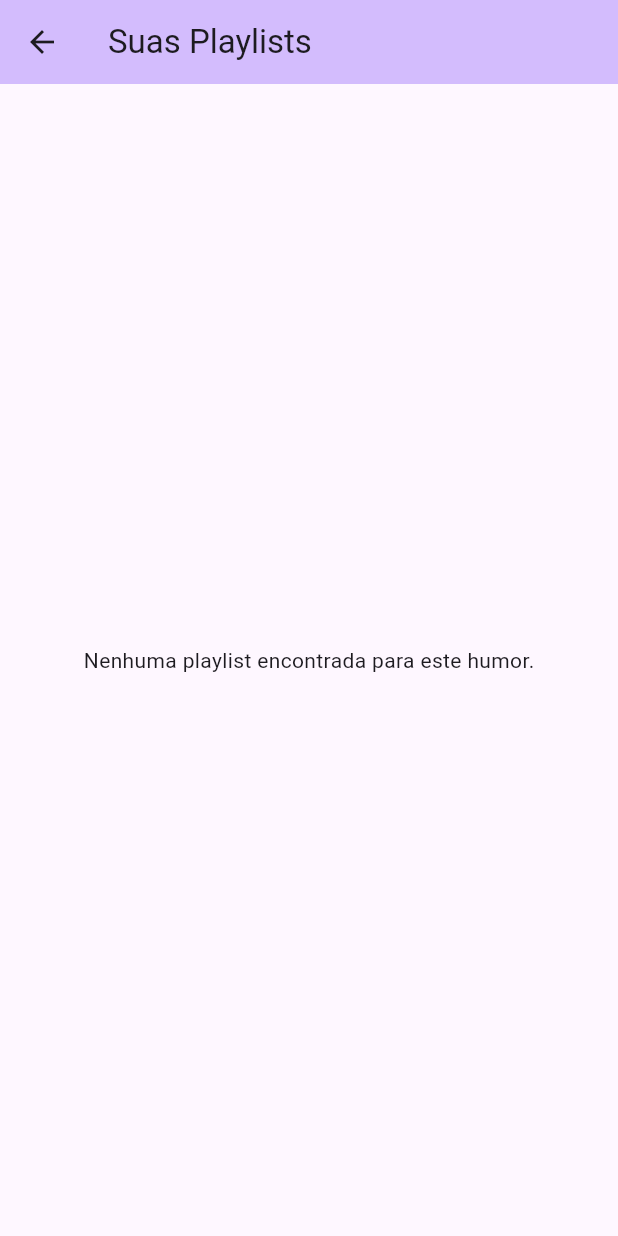
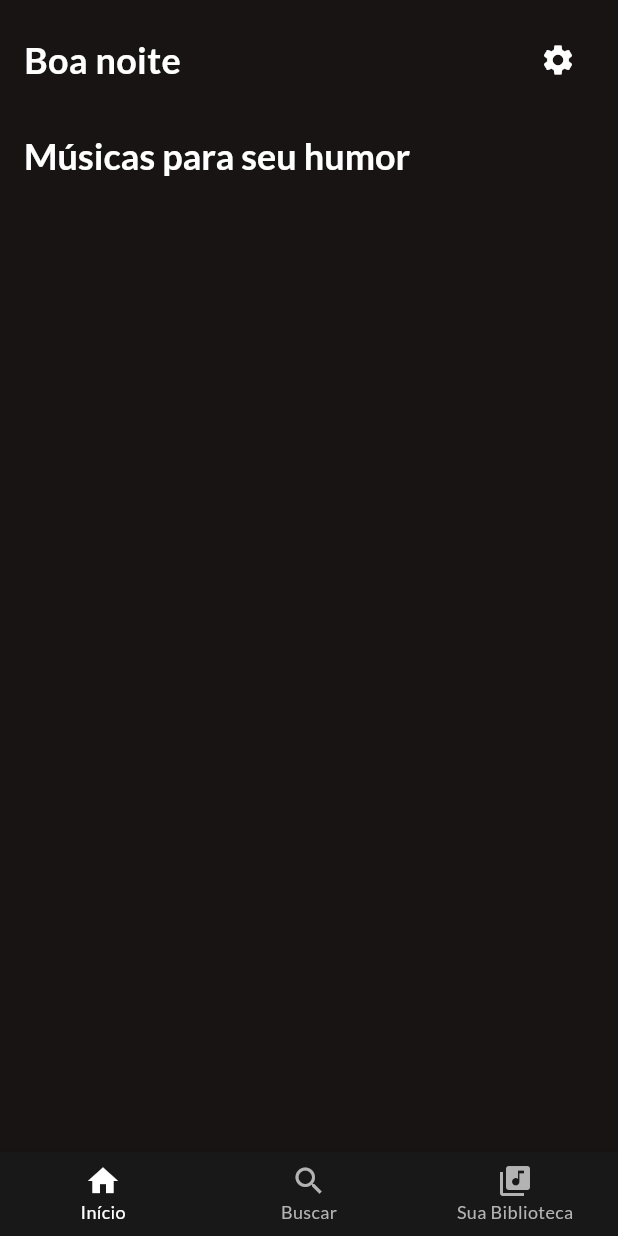
Before and after one commit to eville75/MobileII, a Flutter app: the PlaylistsScreen screen opened directly with empty values, on a phone screen of 412 x 824 dp. Run offline on Flutter 3.47's test engine with Material 3 defaults, Android fonts, the phone set to English and light mode, and no system bars; our stand-ins replace google_fonts.

Commit message:
ajustando estética

```diff
--- /dev/null
+++ b/lib/data/theme/colors.dart
@@ -0,0 +1,10 @@
+import 'package:flutter/material.dart';
+
+// Cores oficiais do Spotify
+class AppColors {
+  static const Color primary = Color(0xFF1ED760); // Verde vibrante do Spotify
+  static const Color background = Color(0xFF191414); // Preto oficial do Spotify
+  static const Color card = Color(0xFF181818); // Fundo para cards (usado no app oficial)
+  static const Color text = Color(0xFFFFFFFF); // Branco para textos
+  static const Color accent = Color(0xFFB3B3B3); // Cinza claro para detalhes
+}
--- a/lib/screens/playlists_screen.dart
+++ b/lib/screens/playlists_screen.dart
@@ -1,5 +1,7 @@
 import 'package:flutter/material.dart';
 import 'package:mobile/models/playlist_model.dart';
+import '../data/theme/colors.dart';
+
 import 'package:url_launcher/url_launcher.dart';
 
 class PlaylistsScreen extends StatelessWidget {
@@ -15,30 +17,127 @@ class PlaylistsScreen extends StatelessWidget {
 
   @override
   Widget build(BuildContext context) {
+    // Usaremos um widget para cada item da playlist para organizar o código
+    Widget playlistCard(Playlist playlist) {
+      return GestureDetector(
+        onTap: () => _launchUrl(playlist.url),
+        child: Container(
+          width: 150,
+          margin: const EdgeInsets.only(right: 16),
+          child: Column(
+            crossAxisAlignment: CrossAxisAlignment.start,
+            children: [
+              ClipRRect(
+                borderRadius: BorderRadius.circular(8),
+                child: Image.network(
+                  'https://i.scdn.co/image/ab67706c0000bebb9c148f95c02b5e282b8426ae', // Imagem de exemplo
+                  height: 150,
+                  width: 150,
+                  fit: BoxFit.cover,
+                ),
+              ),
+              const SizedBox(height: 8),
+              Text(
+                playlist.name,
+                style: const TextStyle(
+                  color: AppColors.text,
+                  fontWeight: FontWeight.bold,
+                ),
+                maxLines: 1,
+                overflow: TextOverflow.ellipsis,
+              ),
+              const SizedBox(height: 4),
+              Text(
+                playlist.mood,
+                style: const TextStyle(
+                  color: AppColors.accent,
+                  fontSize: 12,
+                ),
+                maxLines: 1,
+                overflow: TextOverflow.ellipsis,
+              ),
+            ],
+          ),
+        ),
+      );
+    }
+
     return Scaffold(
-      appBar: AppBar(
-        title: const Text('Suas Playlists'),
-        backgroundColor: Theme.of(context).colorScheme.inversePrimary,
+      backgroundColor: AppColors.background,
+      body: SafeArea(
+        child: SingleChildScrollView(
+          child: Padding(
+            padding: const EdgeInsets.all(16.0),
+            child: Column(
+              crossAxisAlignment: CrossAxisAlignment.start,
+              children: [
+                // Header (Boa noite)
+                Row(
+                  mainAxisAlignment: MainAxisAlignment.spaceBetween,
+                  children: [
+                    const Text(
+                      'Boa noite',
+                      style: TextStyle(
+                        color: AppColors.text,
+                        fontSize: 24,
+                        fontWeight: FontWeight.bold,
+                      ),
+                    ),
+                    IconButton(
+                      icon: const Icon(Icons.settings, color: AppColors.text),
+                      onPressed: () {},
+                    ),
+                  ],
+                ),
+                const SizedBox(height: 24),
+                // Seção de Playlists
+                Text(
+                  'Músicas para seu humor',
+                  style: Theme.of(context).textTheme.headlineSmall?.copyWith(
+                        fontWeight: FontWeight.bold,
+                        color: AppColors.text,
+                      ),
+                ),
+                const SizedBox(height: 16),
+                // Carrossel de playlists
+                SizedBox(
+                  height: 220, // Altura fixa para o carrossel
+                  child: ListView.builder(
+                    scrollDirection: Axis.horizontal,
+                    itemCount: playlists.length,
+                    itemBuilder: (context, index) {
+                      return playlistCard(playlists[index]);
+                    },
+                  ),
+                ),
+              ],
+            ),
+          ),
+        ),
       ),
-      body: playlists.isEmpty
-          ? const Center(
-              child: Text('Nenhuma playlist encontrada para este humor.'),
-            )
-          : ListView.builder(
-              itemCount: playlists.length,
-              itemBuilder: (context, index) {
-                final playlist = playlists[index];
-                return Card(
-                  elevation: 2,
-                  margin: const EdgeInsets.symmetric(horizontal: 16, vertical: 8),
-                  child: ListTile(
-                    title: Text(playlist.name),
-                    subtitle: Text(playlist.mood),
-                    onTap: () => _launchUrl(playlist.url),
-                  ),
-                );
-              },
-            ),
+      // Bottom Navigation Bar
+      bottomNavigationBar: BottomNavigationBar(
+        backgroundColor: AppColors.card,
+        type: BottomNavigationBarType.fixed,
+        selectedItemColor: AppColors.text,
+        unselectedItemColor: AppColors.accent,
+        selectedLabelStyle: TextStyle(fontSize: 12),
+        unselectedLabelStyle: TextStyle(fontSize: 12),
+        items: const [
+          BottomNavigationBarItem(
+            icon: Icon(Icons.home),
+            label: 'Início',
+          ),
+          BottomNavigationBarItem(
+            icon: Icon(Icons.search),
+            label: 'Buscar',
+          ),
+          BottomNavigationBarItem(
+            icon: Icon(Icons.library_music),
+            label: 'Sua Biblioteca',
+          ),
+        ],
+      ),
     );
   }
 }
--- a/pubspec.yaml
+++ b/pubspec.yaml
@@ -33,6 +33,7 @@ dependencies:
   url_launcher: ^6.1.10
   http: ^1.1.0
   cupertino_icons: ^1.0.2
+  google_fonts: ^6.1.0  # Adicione esta linha
 
 
   # The following adds the Cupertino Icons font to your application.
```
Also changed, not shown: lib/main.dart (+21 -4 lines), lib/screens/sentiments_screen.dart (+38 -10 lines), pubspec.lock, 1 other file.
